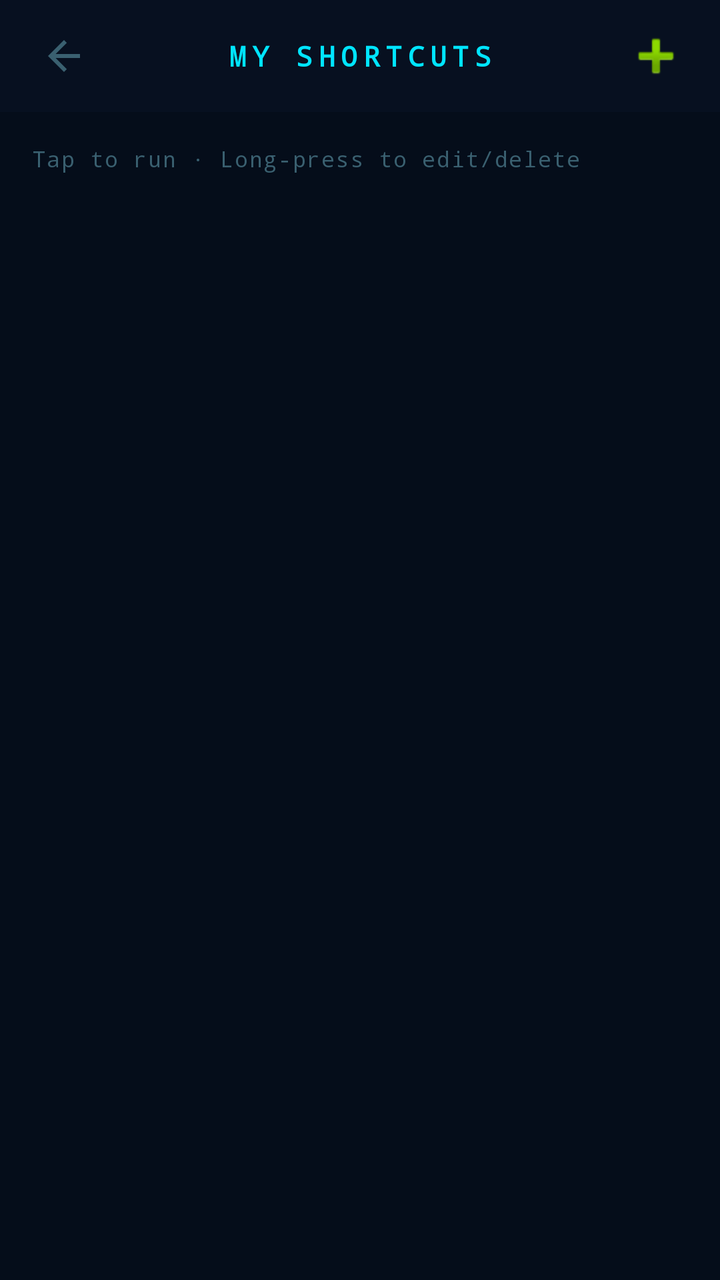
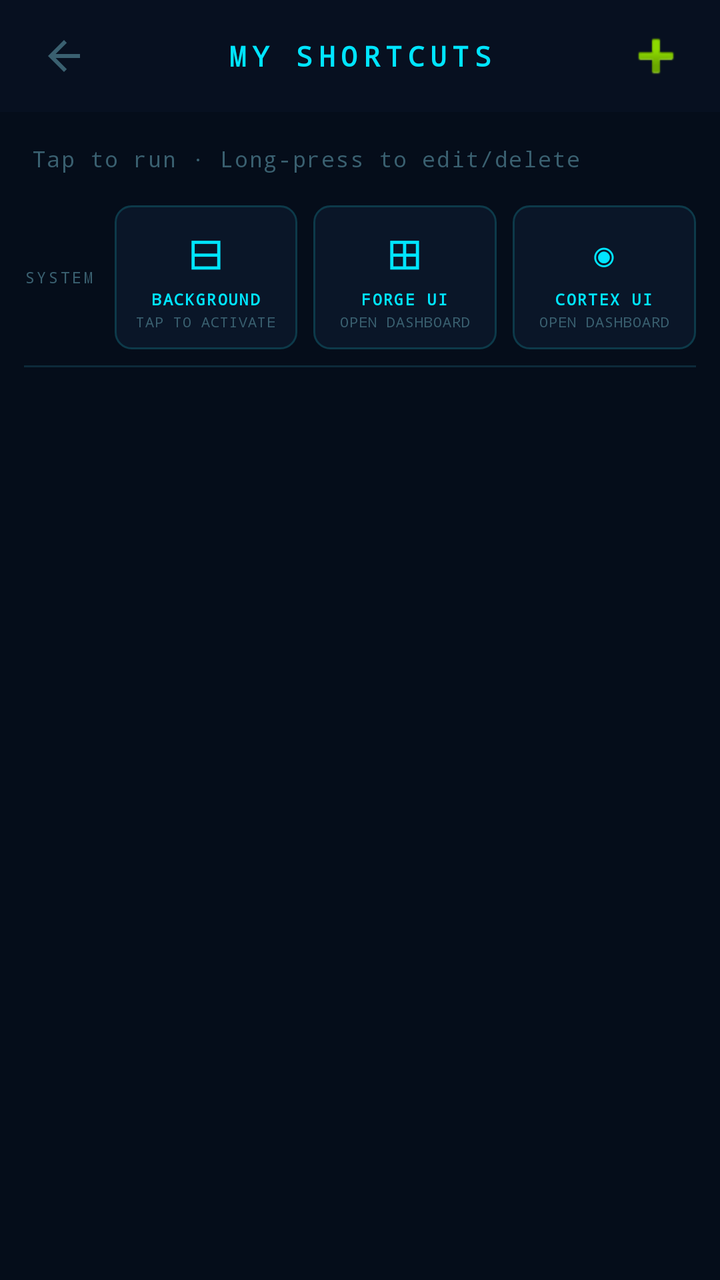

Compare the two renders of this Android layout. The source of the first and the diff that turns it into the second are given below.
<!-- AndroidManifest.xml: application theme Theme.iZACH -->
<!-- res/layout/activity_quick_shortcuts.xml -->
<?xml version="1.0" encoding="utf-8"?>
<LinearLayout xmlns:android="http://schemas.android.com/apk/res/android"
    android:layout_width="match_parent"
    android:layout_height="match_parent"
    android:orientation="vertical"
    android:background="@color/bg_deep">

    <LinearLayout android:id="@+id/topBar"
        android:layout_width="match_parent" android:layout_height="wrap_content"
        android:minHeight="56dp" android:background="@color/bg_panel"
        android:orientation="horizontal" android:gravity="center_vertical"
        android:paddingHorizontal="8dp">
        <ImageButton android:id="@+id/btnBack"
            android:layout_width="48dp" android:layout_height="48dp"
            android:background="?attr/selectableItemBackgroundBorderless"
            android:src="@drawable/ic_back" android:contentDescription="Back" />
        <TextView android:layout_width="0dp" android:layout_height="wrap_content"
            android:layout_weight="1" android:text="MY SHORTCUTS"
            android:textColor="@color/cyan" android:textSize="14sp"
            android:fontFamily="monospace" android:letterSpacing="0.2"
            android:textStyle="bold" android:gravity="center" />
        <ImageButton android:id="@+id/btnAdd"
            android:layout_width="48dp" android:layout_height="48dp"
            android:background="?attr/selectableItemBackgroundBorderless"
            android:src="@android:drawable/ic_input_add"
            android:contentDescription="Add shortcut" />
    </LinearLayout>

    <TextView android:layout_width="match_parent" android:layout_height="wrap_content"
        android:padding="16dp"
        android:text="Tap to run · Long-press to edit/delete"
        android:textColor="@color/text_sec" android:textSize="11sp"
        android:fontFamily="monospace" android:letterSpacing="0.05" />

    <androidx.recyclerview.widget.RecyclerView
        android:id="@+id/rvShortcuts"
        android:layout_width="match_parent"
        android:layout_height="0dp"
        android:layout_weight="1"
        android:padding="12dp"
        android:clipToPadding="false" />

</LinearLayout>
<!-- resources referenced by this layout -->
<resources>
  <color name="bg_deep">#FF050d1a</color>
  <color name="bg_panel">#FF071020</color>
  <color name="cyan">#FF00e5ff</color>
  <color name="text_sec">#FF3a6070</color>
  <!-- drawable ic_back (drawable) -->
  <?xml version="1.0" encoding="utf-8"?>
  <vector xmlns:android="http://schemas.android.com/apk/res/android"
      android:width="24dp" android:height="24dp"
      android:viewportWidth="24" android:viewportHeight="24">
      <path android:fillColor="#3a6070"
          android:pathData="M20,11H7.83l5.59,-5.59L12,4l-8,8 8,8 1.41,-1.41L7.83,13H20v-2z"/>
  </vector>
  <style name="Theme.iZACH" parent="Theme.MaterialComponents.DayNight.NoActionBar">
          <item name="colorPrimary">@color/cyan</item>
          <item name="colorPrimaryVariant">@color/cyan_dark</item>
          <item name="colorOnPrimary">@color/bg_deep</item>
          <item name="colorSecondary">@color/cyan_dim</item>
          <item name="colorSurface">@color/bg_panel</item>
          <item name="colorOnSurface">@color/text_pri</item>
          <item name="android:windowBackground">@color/bg_deep</item>
          <item name="android:statusBarColor">@color/bg_panel</item>
          <item name="android:navigationBarColor">@color/bg_panel</item>
      </style>
  <color name="cyan_dark">#FF002030</color>
  <color name="cyan_dim">#FF005060</color>
  <color name="text_pri">#FFc8e8f0</color>
</resources>

<!-- the commit's change to res/layout/activity_quick_shortcuts.xml (unified diff, before → after) -->
@@ -32,6 +32,159 @@
         android:textColor="@color/text_sec" android:textSize="11sp"
         android:fontFamily="monospace" android:letterSpacing="0.05" />
 
+    
+    <LinearLayout
+        android:id="@+id/systemTiles"
+        android:layout_width="match_parent"
+        android:layout_height="wrap_content"
+        android:orientation="horizontal"
+        android:paddingHorizontal="12dp"
+        android:paddingBottom="8dp"
+        android:gravity="center_vertical">
+
+        <TextView
+            android:layout_width="wrap_content"
+            android:layout_height="wrap_content"
+            android:text="SYSTEM"
+            android:textColor="@color/text_sec"
+            android:textSize="8sp"
+            android:fontFamily="monospace"
+            android:letterSpacing="0.15"
+            android:layout_marginEnd="10dp" />
+
+        
+        <LinearLayout
+            android:id="@+id/tileBgMode"
+            android:layout_width="0dp"
+            android:layout_height="72dp"
+            android:layout_weight="1"
+            android:orientation="vertical"
+            android:gravity="center"
+            android:background="@drawable/bg_shortcut_tile"
+            android:layout_marginEnd="8dp"
+            android:clickable="true"
+            android:focusable="true">
+
+            <TextView
+                android:layout_width="wrap_content"
+                android:layout_height="wrap_content"
+                android:text="⊟"
+                android:textColor="@color/cyan"
+                android:textSize="22sp" />
+
+            <TextView
+                android:id="@+id/tvBgModeLabel"
+                android:layout_width="wrap_content"
+                android:layout_height="wrap_content"
+                android:text="BACKGROUND"
+                android:textColor="@color/cyan"
+                android:textSize="8sp"
+                android:fontFamily="monospace"
+                android:letterSpacing="0.1"
+                android:textStyle="bold"
+                android:layout_marginTop="2dp" />
+
+            <TextView
+                android:id="@+id/tvBgModeStatus"
+                android:layout_width="wrap_content"
+                android:layout_height="wrap_content"
+                android:text="TAP TO ACTIVATE"
+                android:textColor="@color/text_sec"
+                android:textSize="7sp"
+                android:fontFamily="monospace"
+                android:letterSpacing="0.05"
+                android:layout_marginTop="1dp" />
+        </LinearLayout>
+
+        
+        <LinearLayout
+            android:id="@+id/tileForge"
+            android:layout_width="0dp"
+            android:layout_height="72dp"
+            android:layout_weight="1"
+            android:orientation="vertical"
+            android:gravity="center"
+            android:background="@drawable/bg_shortcut_tile"
+            android:layout_marginEnd="8dp"
+            android:clickable="true"
+            android:focusable="true">
+
+            <TextView
+                android:layout_width="wrap_content"
+                android:layout_height="wrap_content"
+                android:text="⊞"
+                android:textColor="@color/cyan"
+                android:textSize="22sp" />
+
+            <TextView
+                android:layout_width="wrap_content"
+                android:layout_height="wrap_content"
+                android:text="FORGE UI"
+                android:textColor="@color/cyan"
+                android:textSize="8sp"
+                android:fontFamily="monospace"
+                android:letterSpacing="0.1"
+                android:textStyle="bold"
+                android:layout_marginTop="2dp" />
+
+            <TextView
+                android:layout_width="wrap_content"
+                android:layout_height="wrap_content"
+                android:text="OPEN DASHBOARD"
+                android:textColor="@color/text_sec"
+                android:textSize="7sp"
+                android:fontFamily="monospace"
+                android:letterSpacing="0.05"
+                android:layout_marginTop="1dp" />
+        </LinearLayout>
+
+        
+        <LinearLayout
+            android:id="@+id/tileCortex"
+            android:layout_width="0dp"
+            android:layout_height="72dp"
+            android:layout_weight="1"
+            android:orientation="vertical"
+            android:gravity="center"
+            android:background="@drawable/bg_shortcut_tile"
+            android:clickable="true"
+            android:focusable="true">
+
+            <TextView
+                android:layout_width="wrap_content"
+                android:layout_height="wrap_content"
+                android:text="◉"
+                android:textColor="@color/cyan"
+                android:textSize="22sp" />
+
+            <TextView
+                android:layout_width="wrap_content"
+                android:layout_height="wrap_content"
+                android:text="CORTEX UI"
+                android:textColor="@color/cyan"
+                android:textSize="8sp"
+                android:fontFamily="monospace"
+                android:letterSpacing="0.1"
+                android:textStyle="bold"
+                android:layout_marginTop="2dp" />
+
+            <TextView
+                android:layout_width="wrap_content"
+                android:layout_height="wrap_content"
+                android:text="OPEN DASHBOARD"
+                android:textColor="@color/text_sec"
+                android:textSize="7sp"
+                android:fontFamily="monospace"
+                android:letterSpacing="0.05"
+                android:layout_marginTop="1dp" />
+        </LinearLayout>
+    </LinearLayout>
+
+    
+    <View android:layout_width="match_parent" android:layout_height="1dp"
+        android:background="#0d2a3a" android:layout_marginHorizontal="12dp"
+        android:layout_marginBottom="8dp" />
+
     <androidx.recyclerview.widget.RecyclerView
         android:id="@+id/rvShortcuts"
         android:layout_width="match_parent"
<!-- resource entries referenced after the edit -->
@@ -4,6 +4,13 @@
   <color name="bg_panel">#FF071020</color>
   <color name="cyan">#FF00e5ff</color>
   <color name="text_sec">#FF3a6070</color>
+  <!-- drawable bg_shortcut_tile (drawable) -->
+  <?xml version="1.0" encoding="utf-8"?>
+  <shape xmlns:android="http://schemas.android.com/apk/res/android" android:shape="rectangle">
+      <solid android:color="#FF0a1628"/>
+      <stroke android:width="1dp" android:color="#FF0d3a4a"/>
+      <corners android:radius="8dp"/>
+  </shape>
   <!-- drawable ic_back (drawable) -->
   <?xml version="1.0" encoding="utf-8"?>
   <vector xmlns:android="http://schemas.android.com/apk/res/android"
